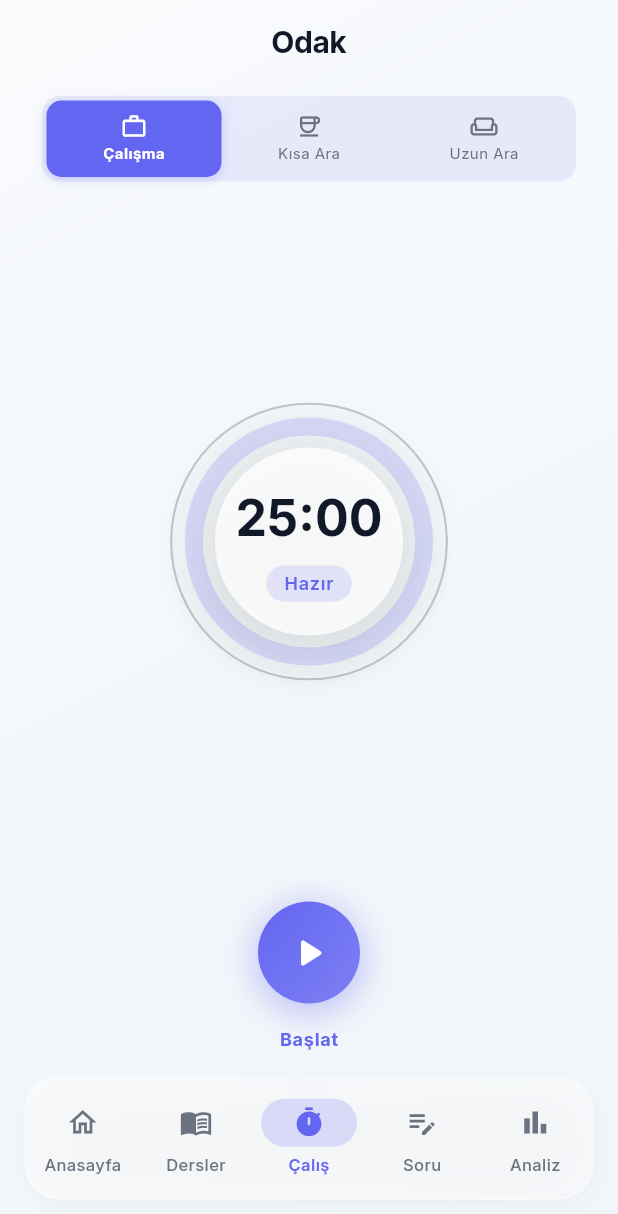
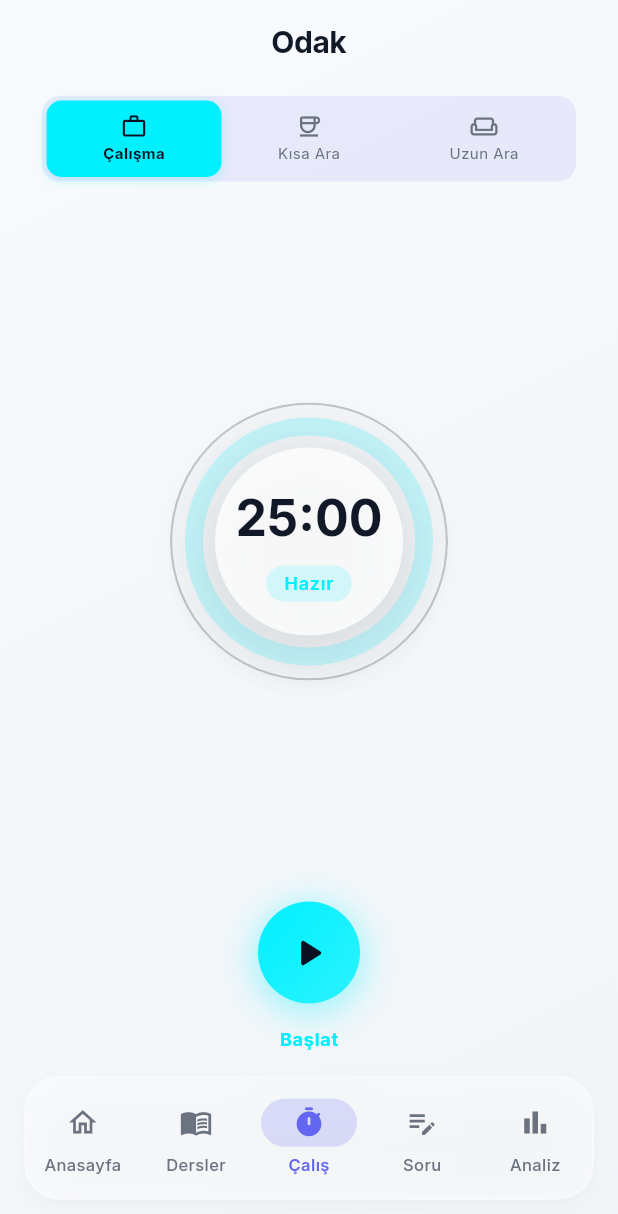
Before and after one commit to suleymanbdn/puhu, a Flutter app: the TimerView screen opened by its route, on a phone screen of 412 x 824 dp. Shown: the top 1214 px of the screen. Run offline on Flutter 3.47's test engine with Material 3 defaults, Android fonts, the phone set to English and light mode, and no system bars; our stand-ins replace fl_chart, flutter_local_notifications, flutter_riverpod, go_router, google_fonts, hive_flutter and 4 more; missing offline and left inert: in_app_update, purchases_flutter; accounts and stored records are empty.

Commit message:
style(timer): work focus type uses brand neon cyan
Başlat button and Çalışma segment were indigo while the rest of the dark
UI leads with neon cyan (primary). FocusType.work color → 0xFF00F0FF;
icon/label on bright fills switch to dark via luminance check so light
theme and bright colors stay readable.

```diff
--- a/lib/features/timer/models/focus_session.dart
+++ b/lib/features/timer/models/focus_session.dart
@@ -86,7 +86,8 @@ enum FocusType {
   Color get color {
     switch (this) {
       case FocusType.work:
-        return const Color(0xFF6366F1);
+        // Marka imza rengi (dark theme primary ile aynı neon cyan)
+        return const Color(0xFF00F0FF);
       case FocusType.shortBreak:
         return const Color(0xFF0EA5E9);
       case FocusType.longBreak:
--- a/lib/features/timer/widgets/timer_controls.dart
+++ b/lib/features/timer/widgets/timer_controls.dart
@@ -232,7 +232,13 @@ class _MainControlButtonState extends State<_MainControlButton>
                   icon: AnimatedSwitcher(
                     duration: const Duration(milliseconds: 300),
                     transitionBuilder: (child, animation) => ScaleTransition(scale: animation, child: child),
-                    child: Icon(icon, key: ValueKey(icon), color: Colors.white, size: 32),
+                    child: Icon(icon,
+                        key: ValueKey(icon),
+                        // Neon cyan gibi parlak zeminlerde beyaz ikon kaybolur
+                        color: widget.focusType.color.computeLuminance() > 0.5
+                            ? const Color(0xFF0B1020)
+                            : Colors.white,
+                        size: 32),
                   ),
                   padding: const EdgeInsets.all(18),
                 ),
--- a/lib/features/timer/widgets/timer_mode_selector.dart
+++ b/lib/features/timer/widgets/timer_mode_selector.dart
@@ -53,7 +53,9 @@ class TimerModeSelector extends ConsumerWidget {
                     Icon(
                       _iconFor(type),
                       color: isSelected
-                          ? Colors.white
+                          ? (type.color.computeLuminance() > 0.5
+                              ? const Color(0xFF0B1020)
+                              : Colors.white)
                           : colorScheme.onSurfaceVariant,
                       size: 18,
                     ),
@@ -62,7 +64,9 @@ class TimerModeSelector extends ConsumerWidget {
                       type.title,
                       style: textTheme.labelSmall?.copyWith(
                         color: isSelected
-                            ? Colors.white
+                            ? (type.color.computeLuminance() > 0.5
+                                ? const Color(0xFF0B1020)
+                                : Colors.white)
                             : colorScheme.onSurfaceVariant,
                         fontWeight:
                             isSelected ? FontWeight.bold : FontWeight.normal,
```
